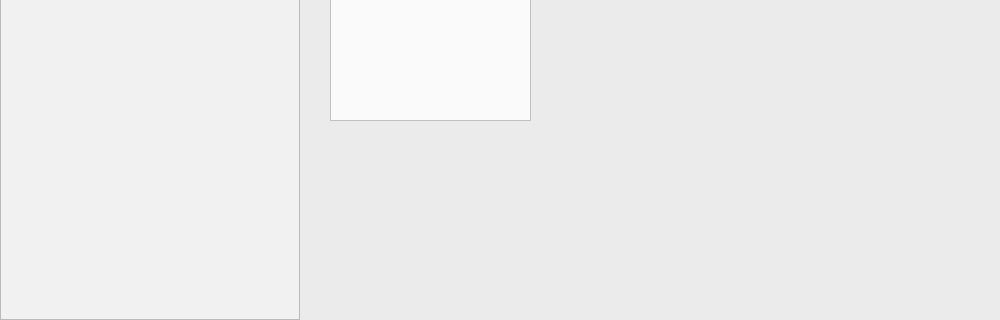
This is src/igameUiMort/MainGraphicsView.ui in jkdirac/igame as Qt 5 draws it before an edit; both pictures show x 0 to 1000 and y 380 to 700 of the 1000 by 700 pixel window. The edited form follows.
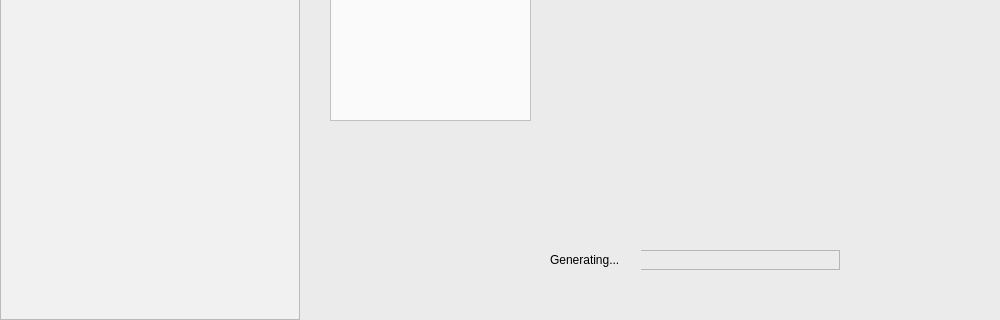
This is the edited form. Icons and pictures are not drawn.

Commit message: A big change: modify the ui 1 add a thread to generate model 2 moidfy the ui style

Patch:
```diff
--- a/src/igameUiMort/MainGraphicsView.ui
+++ b/src/igameUiMort/MainGraphicsView.ui
@@ -156,8 +156,8 @@
   <widget class="QPushButton" name="m_loadbase">
    <property name="geometry">
     <rect>
-     <x>600</x>
-     <y>500</y>
+     <x>500</x>
+     <y>450</y>
      <width>200</width>
      <height>81</height>
     </rect>
@@ -185,8 +185,8 @@
    </property>
    <property name="geometry">
     <rect>
-     <x>200</x>
-     <y>500</y>
+     <x>100</x>
+     <y>450</y>
      <width>200</width>
      <height>81</height>
     </rect>
@@ -215,8 +215,8 @@
   <widget class="QPushButton" name="m_runDemo">
    <property name="geometry">
     <rect>
-     <x>400</x>
-     <y>500</y>
+     <x>300</x>
+     <y>450</y>
      <width>200</width>
      <height>81</height>
     </rect>
@@ -412,6 +412,64 @@
     <bool>true</bool>
    </property>
   </widget>
+  <widget class="QPushButton" name="m_help">
+   <property name="geometry">
+    <rect>
+     <x>700</x>
+     <y>450</y>
+     <width>201</width>
+     <height>81</height>
+    </rect>
+   </property>
+   <property name="sizePolicy">
+    <sizepolicy hsizetype="Minimum" vsizetype="Preferred">
+     <horstretch>0</horstretch>
+     <verstretch>0</verstretch>
+    </sizepolicy>
+   </property>
+   <property name="styleSheet">
+    <string notr="true">background-image: url(:/iGaME.images/button-help.png);
+font: 75 12pt &quot;Verdana&quot;;</string>
+   </property>
+   <property name="text">
+    <string/>
+   </property>
+   <property name="flat">
+    <bool>true</bool>
+   </property>
+  </widget>
+  <widget class="QGraphicsView" name="m_rotateImg">
+   <property name="geometry">
+    <rect>
+     <x>640</x>
+     <y>630</y>
+     <width>200</width>
+     <height>20</height>
+    </rect>
+   </property>
+   <property name="verticalScrollBarPolicy">
+    <enum>Qt::ScrollBarAlwaysOff</enum>
+   </property>
+   <property name="horizontalScrollBarPolicy">
+    <enum>Qt::ScrollBarAlwaysOff</enum>
+   </property>
+  </widget>
+  <widget class="QLabel" name="m_label_generating">
+   <property name="geometry">
+    <rect>
+     <x>550</x>
+     <y>630</y>
+     <width>91</width>
+     <height>20</height>
+    </rect>
+   </property>
+   <property name="styleSheet">
+    <string notr="true">font: 10pt &quot;Verdana&quot;;</string>
+   </property>
+   <property name="text">
+    <string>Generating...</string>
+   </property>
+  </widget>
  </widget>
  <resources>
   <include location="iGaME.qrc"/>
```
The commit also changes 14 other files.
